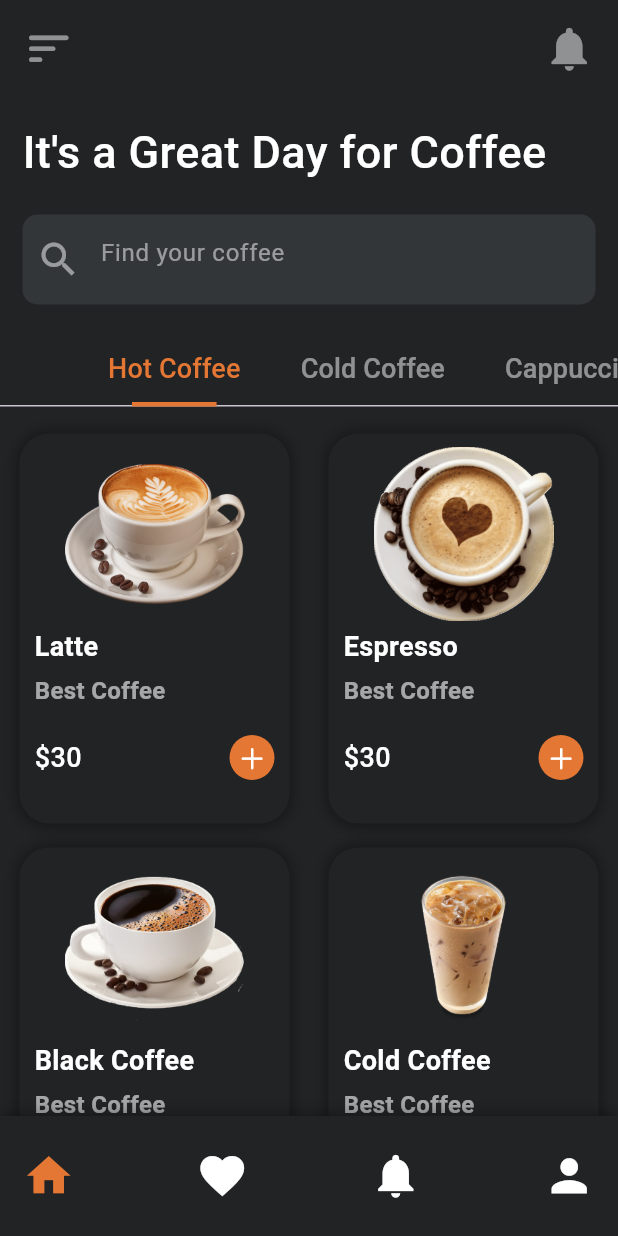
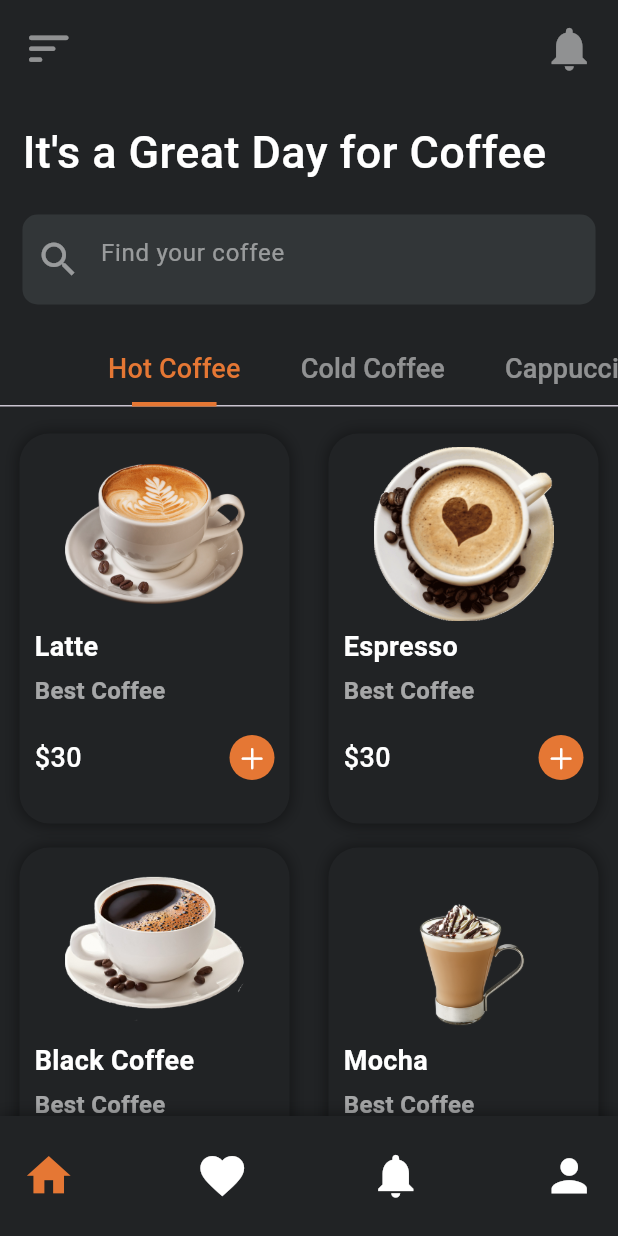
Before and after one commit to rafael-escalante/coffee_shop_app, a Flutter app: the HomeScreen screen opened directly, on a phone screen of 412 x 824 dp. Run offline on Flutter 3.47's test engine with Material 3 defaults, Android fonts, the phone set to English and light mode, and no system bars; our stand-ins replace google_fonts.

Commit message:
TabBar Personalizado

```diff
--- a/lib/Screens/home_screen.dart
+++ b/lib/Screens/home_screen.dart
@@ -1,7 +1,10 @@
 // Importa el widget de la barra inferior personalizada
 // Importa el widget que contiene los productos (Items)
+import 'package:coffee_shop_app/widgets/americano_coffee.dart';
+import 'package:coffee_shop_app/widgets/capuccino_coffee.dart';
+import 'package:coffee_shop_app/widgets/cold_coffee.dart';
 import 'package:coffee_shop_app/widgets/home_bottom_bar.dart';
-import 'package:coffee_shop_app/widgets/items_widget.dart';
+import 'package:coffee_shop_app/widgets/hot_coffee.dart';
 import 'package:flutter/material.dart';
 
 class HomeScreen extends StatefulWidget {
@@ -135,10 +138,10 @@ class _HomeScreenState extends State<HomeScreen>
               // Muestra los productos según la pestaña seleccionada
               Center(
                 child: [
-                  ItemsWidget(), // Cada uno puede representar una categoría
-                  ItemsWidget(),
-                  ItemsWidget(),
-                  ItemsWidget(),
+                  HotCoffee(), // Cada uno puede representar una categoría
+                  ColdCoffee(),
+                  CapuccinoCoffee(),
+                  AmericanoCoffee(),
                 ][_tabController
                     .index], // Muestra solo el correspondiente a la pestaña actual
               )
--- a/lib/widgets/items_widget.dart
+++ b/lib/widgets/americano_coffee.dart
@@ -3,8 +3,8 @@ import 'package:coffee_shop_app/Screens/single_item_screen.dart';
 import 'package:flutter/cupertino.dart';
 import 'package:flutter/material.dart';
 
-class ItemsWidget extends StatelessWidget {
-  ItemsWidget({super.key});
+class AmericanoCoffee extends StatelessWidget {
+  AmericanoCoffee({super.key});
 // Lista con los nombres de las imágenes/productos
   List img = [
     "Latte",
--- /dev/null
+++ b/lib/widgets/hot_coffee.dart
@@ -0,0 +1,123 @@
+// importa la pantalla de detalle del producto
+import 'package:coffee_shop_app/Screens/single_item_screen.dart';
+import 'package:flutter/cupertino.dart';
+import 'package:flutter/material.dart';
+
+class HotCoffee extends StatelessWidget {
+  HotCoffee({super.key});
+// Lista con los nombres de las imágenes/productos
+  List img = [
+    "Latte",
+    "Espresso",
+    "Black Coffee",
+    "Mocha",
+  ];
+  @override
+  Widget build(BuildContext context) {
+    return GridView.count(
+      physics:
+          NeverScrollableScrollPhysics(), // Desactiva el scroll para que ListView maneje el desplazamiento
+      crossAxisCount: 2, // Muestra 2 columnas
+      shrinkWrap: true,
+      childAspectRatio: (150 / 201), // Proporción de ancho/alto de los ítems
+      children: [
+        // Crea un contenedor para cada producto con un for
+        for (int i = 0; i < img.length; i++)
+          Container(
+            padding: EdgeInsets.symmetric(vertical: 5, horizontal: 10),
+            margin: EdgeInsets.symmetric(vertical: 8, horizontal: 13),
+            decoration: BoxDecoration(
+              borderRadius: BorderRadius.circular(20),
+              color: Color(0xFF212325),
+              boxShadow: [
+                BoxShadow(
+                  color: Colors.black.withOpacity(0.4),
+                  spreadRadius: 1,
+                  blurRadius: 8,
+                ),
+              ],
+            ),
+            child: Column(
+              children: [
+                // Imagen del producto con navegación al detalle
+                InkWell(
+                  onTap: () {
+                    Navigator.push(
+                      context,
+                      MaterialPageRoute(
+                        builder: (context) => SingleItemScreen(img[i]),
+                      ),
+                    );
+                  },
+                  child: Container(
+                    margin: EdgeInsets.all(2),
+                    child: Image.asset(
+                      "lib/images/${img[i]}.png", // Imagen correspondiente al producto
+                      width: 120,
+                      height: 120,
+                      fit: BoxFit.contain,
+                    ),
+                  ),
+                ),
+                // Título y subtítulo del producto
+                Padding(
+                  padding: EdgeInsets.only(bottom: 8),
+                  child: Align(
+                    alignment: Alignment.centerLeft,
+                    child: Column(
+                      crossAxisAlignment: CrossAxisAlignment.start,
+                      children: [
+                        Text(
+                          img[i], // Nombre del producto
+                          style: TextStyle(
+                            fontSize: 18,
+                            fontWeight: FontWeight.bold,
+                            color: Colors.white,
+                          ),
+                        ),
+                        SizedBox(height: 5),
+                        Text(
+                          "Best Coffee",
+                          style: TextStyle(
+                            fontSize: 16,
+                            fontWeight: FontWeight.bold,
+                            color: Colors.white60,
+                          ),
+                        ),
+                      ],
+                    ),
+                  ),
+                ),
+                // Precio y botón de agregar
+                Padding(
+                  padding: EdgeInsets.symmetric(vertical: 10),
+                  child: Row(
+                    mainAxisAlignment: MainAxisAlignment.spaceBetween,
+                    children: [
+                      Text("\$30", // Precio fijo
+                          style: TextStyle(
+                              fontSize: 18,
+                              fontWeight: FontWeight.w500,
+                              color: Colors.white)),
+                      Container(
+                        padding: EdgeInsets.all(5),
+                        decoration: BoxDecoration(
+                          color: Color(0xFFE57734), // Color del botón "+"
+                          borderRadius: BorderRadius.circular(20),
+                        ),
+                        child: Icon(
+                          CupertinoIcons.add, // Icono "+"
+                          size: 20,
+                          color: Colors.white,
+                        ),
+                      )
+                    ],
+                  ),
+                ),
+              ],
+            ),
+          ),
+      ],
+    );
+  }
+}
```
Also changed, not shown: lib/widgets/capuccino_coffee.dart (added, +123 -0 lines), lib/widgets/cold_coffee.dart (added, +123 -0 lines), lib/images/Affogatto.png (added), lib/images/Dalgona.png (added), lib/images/Mocha.png (added).
